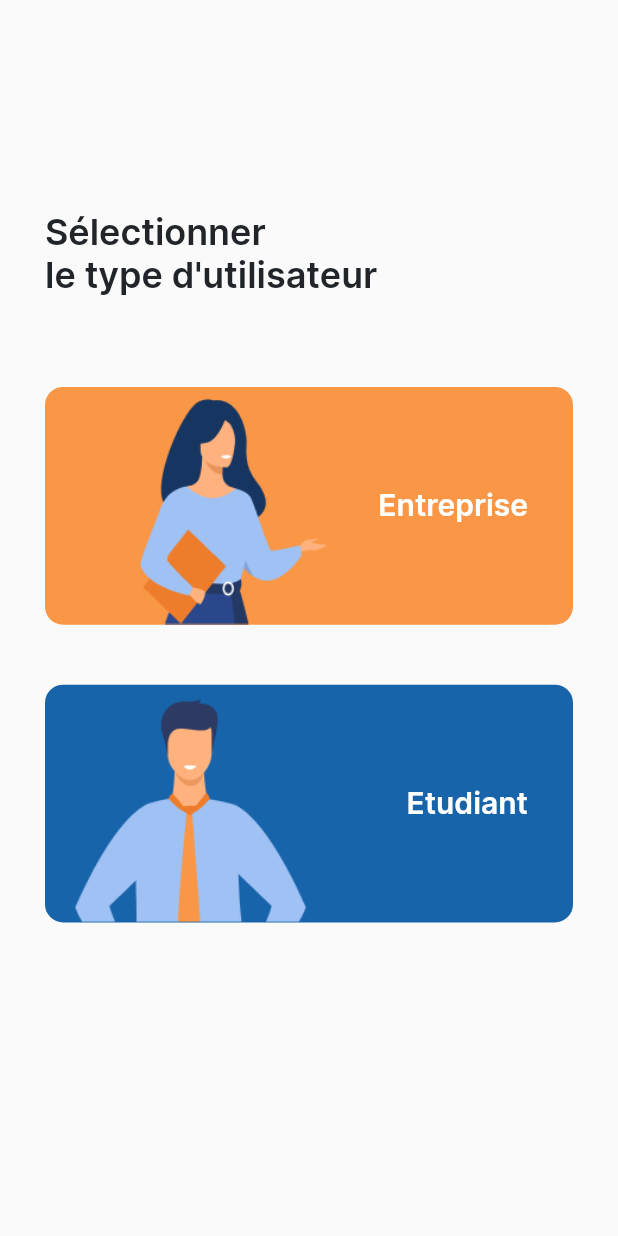
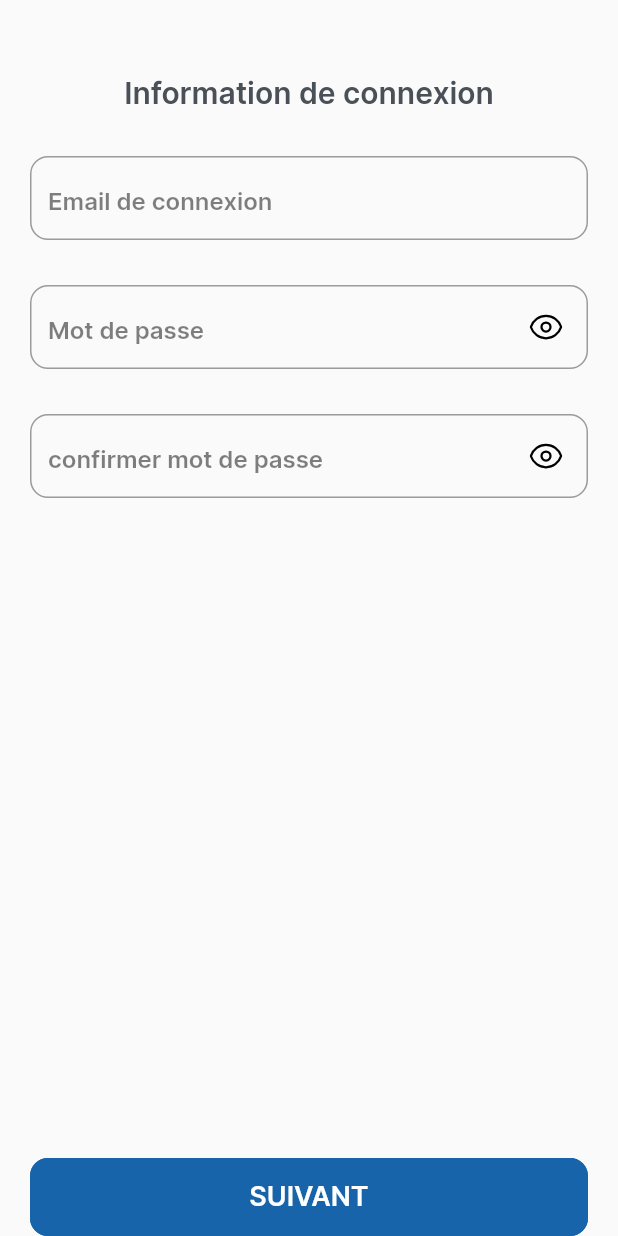
Before and after one commit to Mouadspace/job-it-day, a Flutter app: the screen it shows after launch, after a tap on an icon or button, on a phone screen of 412 x 824 dp. Run offline on Flutter 3.47's test engine with Material 2 defaults, Android fonts, the light colour scheme and no system bars; our stand-ins replace flutter_svg, get.

Commit message:
added signIn ui

```diff
--- a/lib/main.dart
+++ b/lib/main.dart
@@ -1,7 +1,12 @@
 import 'package:flutter/material.dart';
-
-import '../screens/user_type.dart';
-import '../screens/onbording.dart';
+import 'package:get/get.dart';
+import 'utils/mybindings.dart';
+import 'view/screens/unknown-route/unknow_page.dart';
+import 'view/screens/auth/sign_up.dart';
+import 'view/screens/test_screen.dart';
+import 'view/screens/auth/sign_in.dart';
+import 'view/screens/user_type.dart';
+import 'view/screens/onbording.dart';
 
 void main() {
   runApp(const MyApp());
@@ -12,30 +17,53 @@ class MyApp extends StatelessWidget {
 
   @override
   Widget build(BuildContext context) {
-    return MaterialApp(
+    const Color greyColor = Color(0xff495057);
+    const Color primaryColor = Color(0xff1864ab);
+    const Color secondaryColor = Color(0xffab5f18);
+
+    const FontWeight semiBold = FontWeight.w600;
+
+    return GetMaterialApp(
       title: 'Job It Day',
       debugShowCheckedModeBanner: false,
       theme: ThemeData(
         fontFamily: 'Inter',
         textTheme: const TextTheme(
+          labelLarge: TextStyle(
+            color: greyColor,
+            fontSize: 18,
+          ),
+          labelSmall: TextStyle(
+            fontSize: 16,
+            color: greyColor,
+          ),
           titleLarge: TextStyle(
             fontSize: 24,
-            fontWeight: FontWeight.w600,
-            color: Color(0xff212529),
+            fontWeight: semiBold,
+            color: greyColor,
+          ),
+          titleMedium: TextStyle(
+            fontSize: 20,
+            fontWeight: semiBold,
+            color: greyColor,
           ),
         ),
         colorScheme:
             ColorScheme.fromSwatch(primarySwatch: Colors.blue).copyWith(
-          primary: const Color(0xff1864ab),
-          secondary: const Color(0xffab5f18),
+          primary: primaryColor,
+          secondary: secondaryColor,
         ),
       ),
-      initialRoute: '/onbording',
-      routes: {
-        "/onbording": (context) => const OnBording(),
-        "/user": (context) => const UserType(),
-      },
-      home: const OnBording(),
+      initialBinding: MyBindings(),
+      initialRoute: '/',
+      unknownRoute: GetPage(name: '/notfound', page: () => const UnknownPage()),
+      getPages: [
+        GetPage(name: '/', page: () => const OnBording()),
+        GetPage(name: "/user", page: () => const UserType()),
+        GetPage(name: "/signin", page: () => const SignIn()),
+        GetPage(name: "/signup", page: () => const SignUp()),
+        GetPage(name: "/test", page: () => TestScreen()),
+      ],
     );
   }
 }
--- /dev/null
+++ b/lib/utils/mybindings.dart
@@ -0,0 +1,8 @@
+import 'package:get/get.dart';
+
+class MyBindings implements Bindings {
+  @override
+  void dependencies() {
+    // ALL DEPENDENCIES INJECTION
+  }
+}
--- /dev/null
+++ b/lib/view/screens/auth/sign_up.dart
@@ -0,0 +1,66 @@
+import 'package:flutter/material.dart';
+import 'package:get/get.dart';
+import 'package:jobitday/view/widgets/custom_button.dart';
+
+import '../../widgets/custom_password_input.dart';
+
+class SignUp extends StatelessWidget {
+  const SignUp({super.key});
+
+  @override
+  Widget build(BuildContext context) {
+    const TextStyle hintStyle = TextStyle(
+      color: Color.fromRGBO(0, 0, 0, 0.5),
+      fontSize: 16,
+    );
+
+    return Scaffold(
+      body: SafeArea(
+          child: SingleChildScrollView(
+        physics: const BouncingScrollPhysics(),
+        child: Padding(
+          padding: const EdgeInsets.symmetric(horizontal: 20),
+          child: Container(
+            // color: Colors.lightBlue,
+            height: MediaQuery.of(context).size.height,
+            child: Column(
+              children: [
+                const SizedBox(height: 50),
+                Text(
+                  'Information de connexion',
+                  style: Theme.of(context).textTheme.titleMedium,
+                ),
+                const SizedBox(height: 30),
+                TextField(
+                  keyboardType: TextInputType.visiblePassword,
+                  decoration: InputDecoration(
+                    isDense: true,
+                    hintText: "Email de connexion",
+                    hintStyle: hintStyle,
+                    border: OutlineInputBorder(
+                      borderSide: const BorderSide(width: 2),
+                      borderRadius: BorderRadius.circular(12),
+                    ),
+                  ),
+                ),
+                const SizedBox(height: 30),
+                const CustomPasswordInput(hintText: "Mot de passe"),
+                const SizedBox(height: 30),
+                const CustomPasswordInput(hintText: "confirmer mot de passe"),
+                Expanded(
+                  child: Align(
+                    alignment: Alignment.bottomCenter,
+                    child: CustomButton(
+                        outline: false,
+                        text: "SUIVANT",
+                        onTabHandler: () => {Get.toNamed('/test')}),
+                  ),
+                ),
+              ],
+            ),
+          ),
+        ),
+      )),
+    );
+  }
+}
--- a/lib/screens/onbording.dart
+++ b/lib/view/screens/onbording.dart
@@ -1,4 +1,5 @@
 import 'package:flutter/material.dart';
+import 'package:get/get.dart';
 
 import '../widgets/custom_button.dart';
 
@@ -52,18 +53,20 @@ class OnBording extends StatelessWidget {
                   ),
                 ),
                 const SizedBox(height: 40),
-                const Padding(
-                  padding: EdgeInsets.symmetric(horizontal: 40),
+                Padding(
+                  padding: const EdgeInsets.symmetric(horizontal: 40),
                   child: CustomButton(
-                    outline: true,
-                    text: 'SE CONNECTER',
-                  ),
+                      outline: true,
+                      text: 'SE CONNECTER',
+                      onTabHandler: () => Get.toNamed('/user')),
                 ),
-                const Padding(
-                  padding: EdgeInsets.symmetric(horizontal: 40, vertical: 16),
+                Padding(
+                  padding:
+                      const EdgeInsets.symmetric(horizontal: 40, vertical: 16),
                   child: CustomButton(
                     outline: false,
                     text: 'S\'INSCRIRE',
+                    onTabHandler: () => Get.toNamed('/signup'),
                   ),
                 )
               ],
--- a/lib/screens/user_type.dart
+++ b/lib/view/screens/user_type.dart
@@ -1,4 +1,5 @@
 import 'package:flutter/material.dart';
+import 'package:get/get.dart';
 
 import '../widgets/auth_as_container.dart';
 
@@ -21,10 +22,13 @@ class UserType extends StatelessWidget {
                 style: Theme.of(context).textTheme.titleLarge,
               ),
             ),
-            const AuthAsContainer(
-              authType: 'Entreprise',
-              img: 'assets/images/entreprise-img.png',
-              color: Color(0xffF99746),
+            GestureDetector(
+              onTap: () => Get.toNamed('/signin'),
+              child: const AuthAsContainer(
+                authType: 'Entreprise',
+                img: 'assets/images/entreprise-img.png',
+                color: Color(0xffF99746),
+              ),
             ),
             const SizedBox(height: 40),
             const AuthAsContainer(
--- a/lib/widgets/custom_button.dart
+++ b/lib/view/widgets/custom_button.dart
@@ -3,10 +3,12 @@ import 'package:flutter/material.dart';
 class CustomButton extends StatelessWidget {
   final bool outline;
   final String text;
+  final Function onTabHandler;
   const CustomButton({
     super.key,
     required this.outline,
     required this.text,
+    required this.onTabHandler,
   });
 
   @override
@@ -24,7 +26,7 @@ class CustomButton extends StatelessWidget {
           width: 3,
         ),
       ),
-      onPressed: () => Navigator.pushNamed(context, '/user'),
+      onPressed: () => onTabHandler(),
       child: Text(text,
           style: TextStyle(
             fontSize: 18,
--- /dev/null
+++ b/lib/view/widgets/custom_password_input.dart
@@ -0,0 +1,57 @@
+import 'package:flutter/material.dart';
+import 'package:flutter_svg/flutter_svg.dart';
+
+class CustomPasswordInput extends StatefulWidget {
+  final String hintText;
+  const CustomPasswordInput({
+    super.key,
+    required this.hintText,
+  });
+
+  @override
+  State<CustomPasswordInput> createState() => _CustomPasswordInputState();
+}
+
+class _CustomPasswordInputState extends State<CustomPasswordInput> {
+  bool isVisible = false;
+  String iconImg = 'assets/svgs/eye.svg';
+  @override
+  Widget build(BuildContext context) {
+    const TextStyle hintStyle = TextStyle(
+      color: Color.fromRGBO(0, 0, 0, 0.5),
+      fontSize: 16,
+    );
+
+    return TextField(
+      keyboardType: TextInputType.visiblePassword,
+      obscureText: isVisible,
+      decoration: InputDecoration(
+        suffixIcon: Padding(
+          padding: const EdgeInsets.symmetric(horizontal: 16, vertical: 8),
+          child: GestureDetector(
+            onTap: () => {
+              setState(() {
+                if (isVisible) {
+                  iconImg = 'assets/svgs/eye.svg';
+                } else {
+                  iconImg = 'assets/svgs/eye-slash.svg';
+                }
+                isVisible = !isVisible;
+              })
+            },
+            child: SvgPicture.asset(
+              iconImg,
+            ),
+          ),
+        ),
+        isDense: true,
+        hintText: widget.hintText,
+        hintStyle: hintStyle,
+        border: OutlineInputBorder(
+          borderSide: const BorderSide(width: 2),
+          borderRadius: BorderRadius.circular(12),
+        ),
+      ),
+    );
+  }
+}
--- a/pubspec.yaml
+++ b/pubspec.yaml
@@ -34,6 +34,8 @@ dependencies:
   # The following adds the Cupertino Icons font to your application.
   # Use with the CupertinoIcons class for iOS style icons.
   cupertino_icons: ^1.0.2
+  flutter_svg: ^2.0.5
+  get: ^4.6.5
 
 dev_dependencies:
   flutter_test:
```
Also changed, not shown: lib/controller/test_controller.dart (added, +14 -0 lines), lib/view/screens/auth/sign_in.dart (added, +104 -0 lines), lib/view/screens/test_screen.dart (added, +30 -0 lines), lib/view/screens/unknown-route/unknow_page.dart (added, +18 -0 lines), assets/svgs/eye-slash.svg (added), lib/view/widgets/auth_as_container.dart (renamed from lib/widgets/auth_as_container.dart), pubspec.lock.
